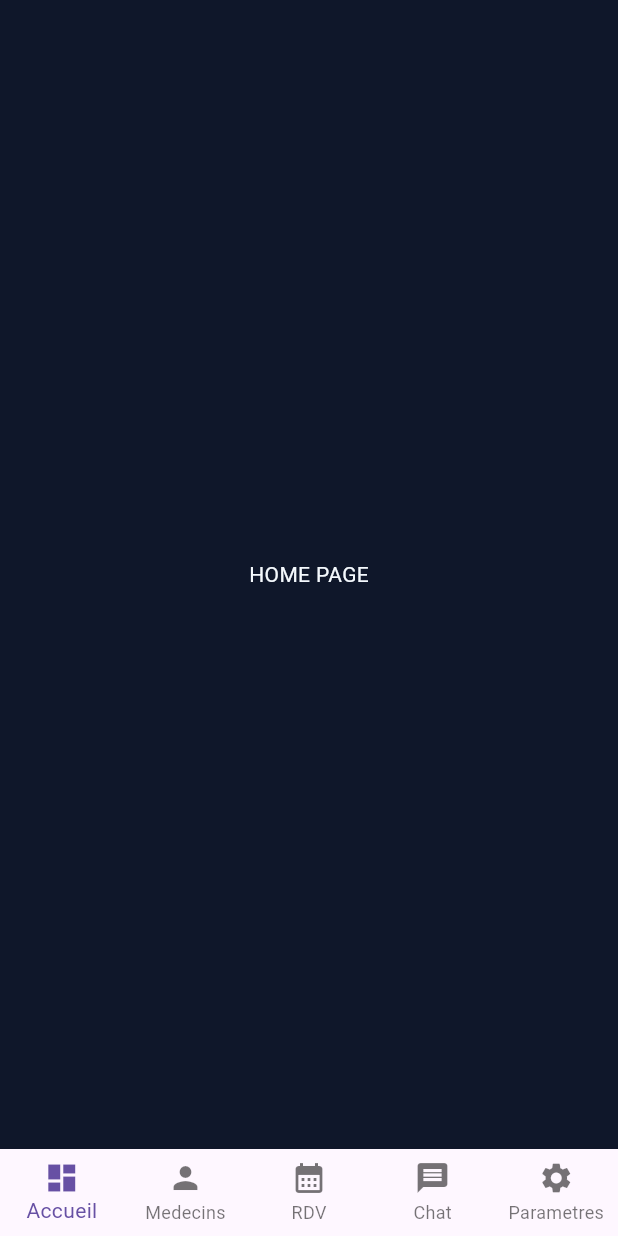
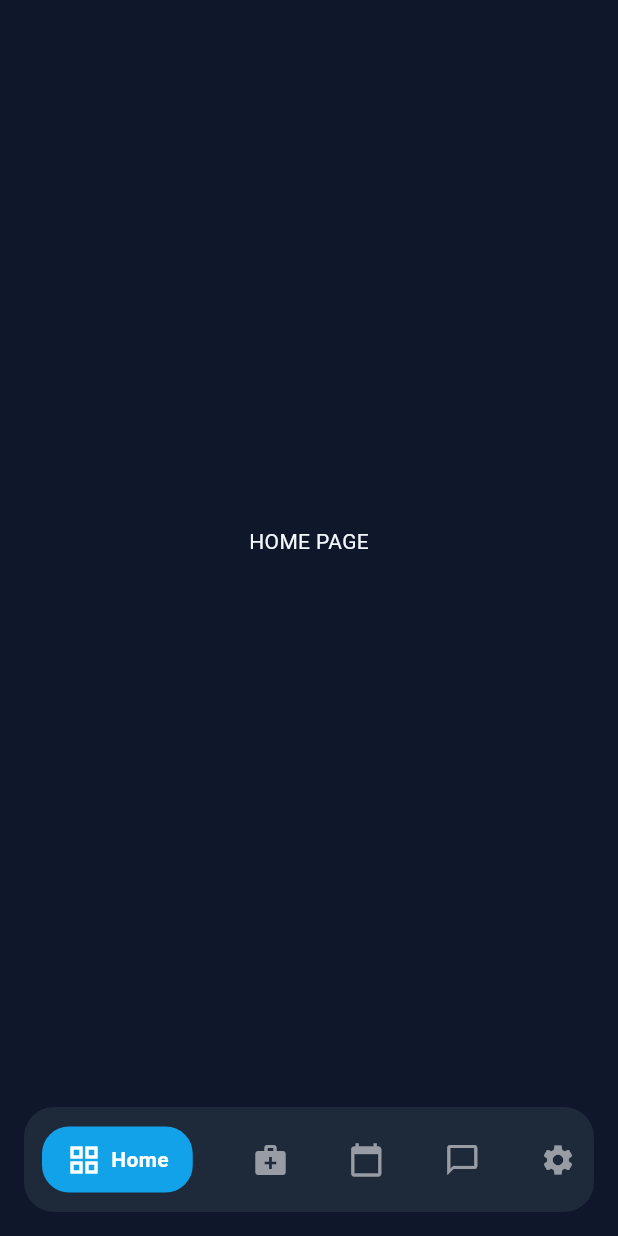
Before and after one commit to azertica/PatientJammSante, a Flutter app: the screen it shows after launch, on a phone screen of 412 x 824 dp. Run offline on Flutter 3.47's test engine with Material 3 defaults, Android fonts, the phone set to English and light mode, and no system bars.

Commit message:
Done CustomBottomNavBar

```diff
--- a/lib/Medecin/Layouts/HomePageScreen.dart
+++ /dev/null
@@ -1,46 +0,0 @@
-import 'package:flutter/material.dart';
-import 'package:patient_jamm_sante/Medecin/Layouts/MedecinList.screen.dart';
-import 'package:patient_jamm_sante/Core/Theme.dart';
-
-class HomePageScreen extends StatefulWidget {
-  const HomePageScreen({super.key});
-
-  @override
-  State<HomePageScreen> createState() => _HomePageScreenState();
-}
-
-class _HomePageScreenState extends State<HomePageScreen> {
-  int currentIndex = 0;
-
-  void navigateBottomNavBar(int index){
-    setState(() {
-      currentIndex = index;
-    });
-  }
-
-  List<Widget> pages = [
-    //Tempory
-    Center(child: Text("HOME PAGE", style: TextStyle(color: ThemeColor().primaryColor))),
-    Medecinlistscreen()
-  ];
-
-  @override
-  Widget build(BuildContext context) {
-    return Scaffold(
-        body: pages[currentIndex],
-        backgroundColor: ThemeColor().primaryBgColor,
-        bottomNavigationBar: BottomNavigationBar(
-          onTap: navigateBottomNavBar,
-          currentIndex: currentIndex,
-          type: BottomNavigationBarType.fixed,
-          items: [
-            BottomNavigationBarItem(icon: Icon(Icons.dashboard), label: "Accueil"),
-            BottomNavigationBarItem(icon: Icon(Icons.person), label: "Medecins"),
-            BottomNavigationBarItem(icon: Icon(Icons.calendar_month), label: "RDV"),
-            BottomNavigationBarItem(icon: Icon(Icons.message), label: "Chat"),
-            BottomNavigationBarItem(icon: Icon(Icons.settings), label: "Parametres")
-          ]
-        ),
-      );
-  }
-}
--- /dev/null
+++ b/lib/Share/CustomBottomNavBar.widget.dart
@@ -0,0 +1,90 @@
+import 'package:flutter/material.dart';
+import 'package:patient_jamm_sante/Core/Theme.dart';
+
+class CustomBottomNavBar extends StatelessWidget {
+  final int currentIndex;
+  final Function(int) onTap;
+
+  const CustomBottomNavBar({super.key, required this.currentIndex, required this.onTap});
+
+  @override
+  Widget build(BuildContext context) {
+    return Padding(
+      padding: const EdgeInsets.all(16),
+      child: Container(
+        height: 70,
+        padding: const EdgeInsets.symmetric(horizontal: 12),
+        decoration: BoxDecoration(
+          color: ThemeColor().thirdBgColor,
+          borderRadius: BorderRadius.circular(20),
+        ),
+        child: Row(
+          mainAxisAlignment: MainAxisAlignment.spaceBetween,
+          children: [
+            _navItemAnimated(icon: Icons.grid_view, label: "Home", index: 0),
+            _navItemAnimated(icon: Icons.medical_services, label: "Médecins", index: 1),
+            _navItemAnimated(icon: Icons.calendar_today, label: "Agenda", index: 2),
+            _navItemAnimated(icon: Icons.chat_bubble_outline, label: "Messages", index: 3),
+            _navItemAnimated(icon: Icons.settings, label: "Settings", index: 4),
+          ],
+        ),
+      ),
+    );
+  }
+
+  Widget _navItemAnimated({required IconData icon, required String label, required int index}) {
+    final bool isActive = currentIndex == index;
+
+    return GestureDetector(
+      onTap: () => onTap(index),
+      child: AnimatedContainer(
+        duration: const Duration(milliseconds: 300),
+        curve: Curves.easeInOut,
+        padding: EdgeInsets.symmetric(
+          horizontal: isActive ? 16 : 0,
+          vertical: 10,
+        ),
+        decoration: BoxDecoration(
+          color: isActive ? ThemeColor().secondaryBgColor : Colors.transparent,
+          borderRadius: BorderRadius.circular(18),
+        ),
+        child: AnimatedSwitcher(
+          duration: const Duration(milliseconds: 250),
+          transitionBuilder: (child, animation) {
+            return FadeTransition(
+              opacity: animation,
+              child: SlideTransition(
+                position: Tween<Offset>(
+                  begin: const Offset(0.2, 0),
+                  end: Offset.zero,
+                ).animate(animation),
+                child: child,
+              ),
+            );
+          },
+          child: isActive
+              ? Row(
+                  key: const ValueKey("active"),
+                  children: [
+                    Icon(icon, color: Colors.white),
+                    const SizedBox(width: 6),
+                    Text(
+                      label,
+                      style: const TextStyle(
+                        color: Colors.white,
+                        fontWeight: FontWeight.w600,
+                      ),
+                    ),
+                  ],
+                )
+              : Icon(
+                  icon,
+                  key: const ValueKey("inactive"),
+                  color: Colors.white54,
+                  size: 24,
+                ),
+        ),
+      ),
+    );
+  }
+}
--- /dev/null
+++ b/lib/Share/HomePageScreen.dart
@@ -0,0 +1,41 @@
+import 'package:flutter/material.dart';
+import 'package:patient_jamm_sante/Medecin/Layouts/MedecinList.screen.dart';
+import 'package:patient_jamm_sante/Core/Theme.dart';
+import 'package:patient_jamm_sante/Share/CustomBottomNavBar.widget.dart';
+
+class HomePageScreen extends StatefulWidget {
+  const HomePageScreen({super.key});
+
+  @override
+  State<HomePageScreen> createState() => _HomePageScreenState();
+}
+
+class _HomePageScreenState extends State<HomePageScreen> {
+  int currentIndex = 0;
+
+  void navigateBottomNavBar(int index) {
+    setState(() {
+      currentIndex = index;
+    });
+  }
+
+  final List<Widget> pages = [
+    Center(child: Text("HOME PAGE", style: TextStyle(color: ThemeColor().primaryColor))),
+    Medecinlistscreen(),
+    Center(child: Text("AGENDA", style: TextStyle(color: ThemeColor().primaryColor))),
+    Center(child: Text("MESSAGES", style: TextStyle(color: ThemeColor().primaryColor))),
+    Center(child: Text("SETTINGS", style: TextStyle(color: ThemeColor().primaryColor))),
+  ];
+
+  @override
+  Widget build(BuildContext context) {
+    return Scaffold(
+      backgroundColor: ThemeColor().primaryBgColor,
+      body: pages[currentIndex],
+      bottomNavigationBar: CustomBottomNavBar(
+        currentIndex: currentIndex,
+        onTap: navigateBottomNavBar,
+      ),
+    );
+  }
+}
--- a/lib/main.dart
+++ b/lib/main.dart
@@ -1,5 +1,5 @@
 import 'package:flutter/material.dart';
-import 'package:patient_jamm_sante/Medecin/Layouts/HomePageScreen.dart';
+import 'package:patient_jamm_sante/Share/HomePageScreen.dart';
 
 void main() {
   runApp(const MyApp());
```
